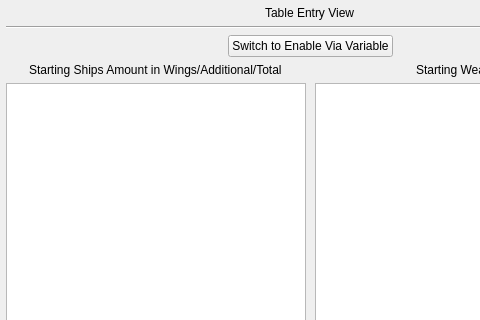
JohnAFernandez/fs2open, file qtfred/ui/LoadoutDialog.ui: the form before one commit; both pictures show x 0 to 480 and y 0 to 320 of the 620 by 643 pixel window.
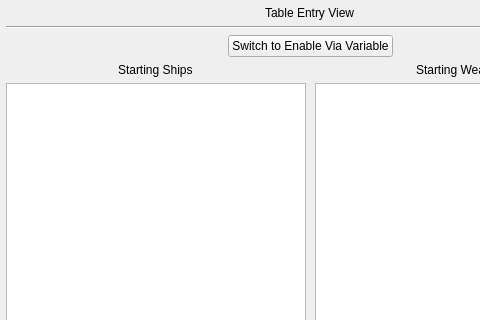
The form after the commit.

Commit message: Die Bugs Die!

What changed in the file:
```diff
--- a/qtfred/ui/LoadoutDialog.ui
+++ b/qtfred/ui/LoadoutDialog.ui
@@ -61,7 +61,7 @@
      <item row="10" column="0" alignment="Qt::AlignHCenter">
       <widget class="QLabel" name="startingShipsLabel">
        <property name="text">
-        <string>Starting Ships Amount in Wings/Additional/Total</string>
+        <string>Starting Ships</string>
        </property>
       </widget>
      </item>
```
Left out of the diff: 24 changed lines with no effect on the pictures. The commit also changes 1 other file.
